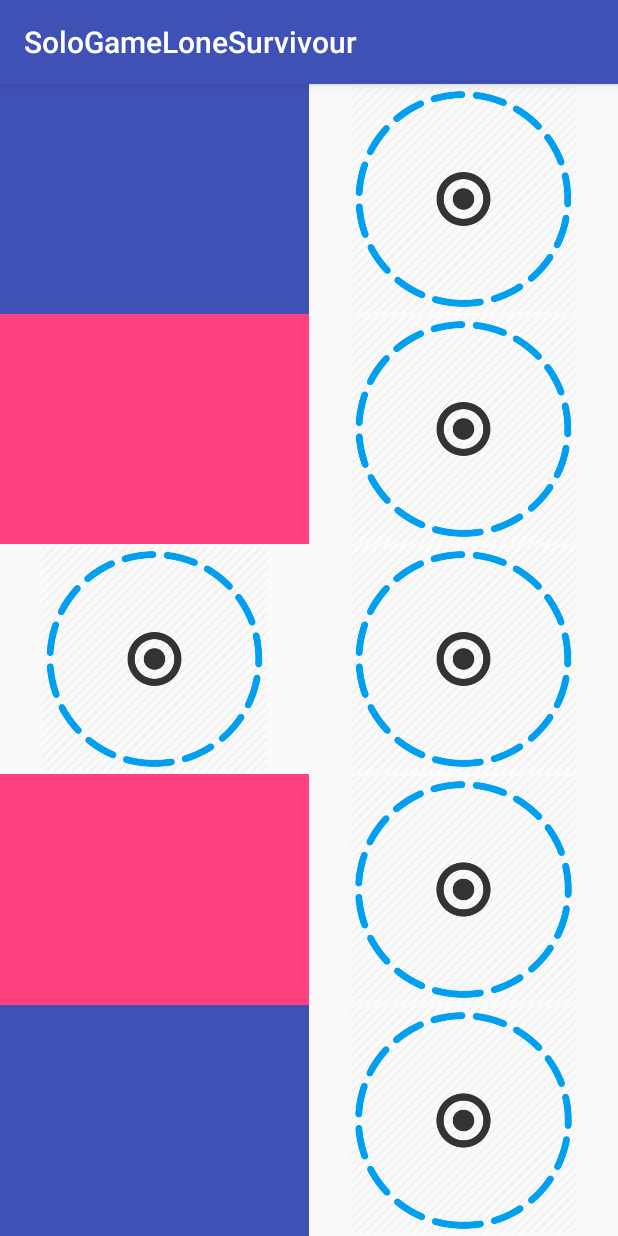
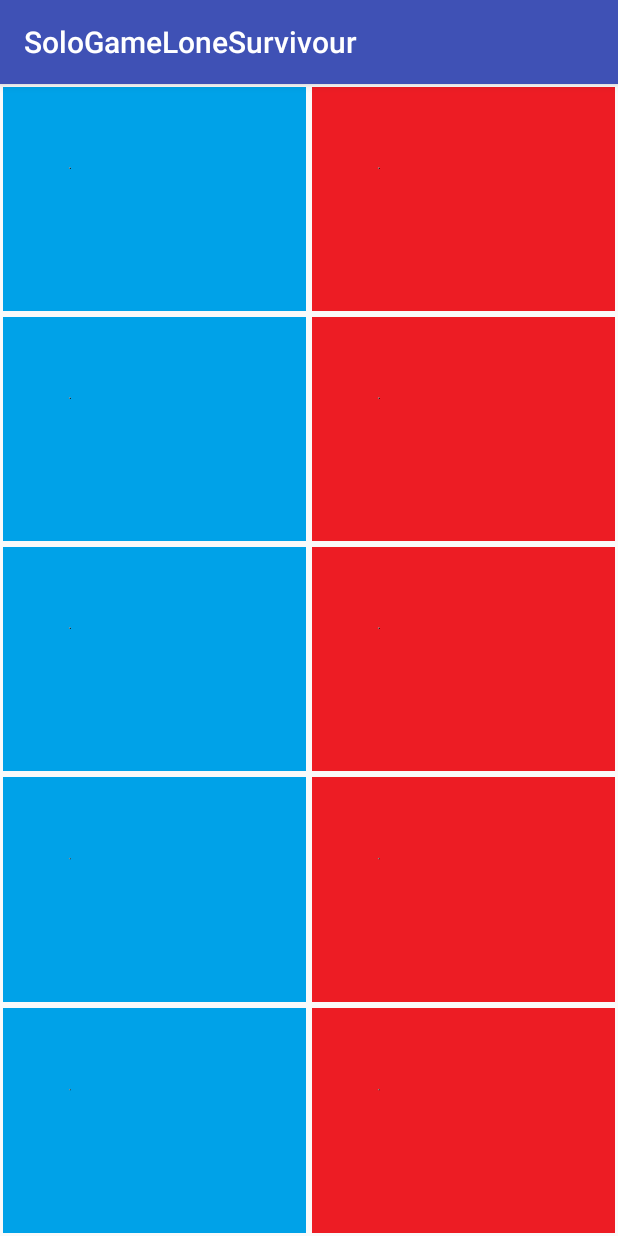
Before and after one commit to IvoRRaykov/IT-Talents_Project1, an Android app: the MapActivity screen opened directly, with no data from a screen before it, on a phone screen of 412 x 824 dp. Run offline under Robolectric (Android 15) with nearby library versions, the phone set to English and light mode, and no system bars.

```diff
--- a/app/build.gradle
+++ b/app/build.gradle
@@ -24,4 +24,5 @@ dependencies {
     testCompile 'junit:junit:4.12'
     compile 'com.android.support:appcompat-v7:23.2.0'
     compile files('libs/SQLiteStudioRemote.jar')
+    compile 'com.google.android.gms:play-services-appindexing:8.1.0'
 }
--- a/app/src/main/AndroidManifest.xml
+++ b/app/src/main/AndroidManifest.xml
@@ -24,6 +24,11 @@
             android:screenOrientation="portrait" />
         <activity android:name=".front.ChooseQuestionActivity" />
         <activity android:name=".front.AnswerQuestionActivity"></activity>
+        <!-- ATTENTION: This was auto-generated to add Google Play services to your project for
+             App Indexing.  See https://g.co/AppIndexing/AndroidStudio for more information. -->
+        <meta-data
+            android:name="com.google.android.gms.version"
+            android:value="@integer/google_play_services_version" />
     </application>
 
 </manifest>
--- a/app/src/main/java/com/example/preshlen/sologamelonesurvivour/model/managers/UserManager.java
+++ b/app/src/main/java/com/example/preshlen/sologamelonesurvivour/model/managers/UserManager.java
@@ -49,7 +49,7 @@ public class UserManager {
     }
 
     //pri ataka
-    public static Question removieQuestionFromDeck(String s) {
+    public static Question removeQuestionFromDeck(String s) {
         Question q = null;
         for (Map.Entry<Integer, Question> entry : player.getAllQuestions().entrySet()) {
             if (entry.getValue().getText().equals(s)) {
@@ -62,7 +62,7 @@ public class UserManager {
 
 
     public static int getDeckFreeSpaceLeft() {
-        return DECK_SIZE - player.getDeck().size();
+        return DECK_SIZE - (player.getDeck().size()+1);
     }
 
     public boolean existUsername(String username) {
--- a/app/src/main/res/layout/activity_home.xml
+++ b/app/src/main/res/layout/activity_home.xml
@@ -24,6 +24,7 @@
         android:id="@+id/build_deck_button"
         android:layout_width="wrap_content"
         android:layout_height="wrap_content"
+        android:layout_marginTop="80dp"
         android:layout_below="@+id/start_button"
         android:layout_centerHorizontal="true"
         android:text="BUILD DECK" />
--- a/app/src/main/res/layout/activity_map.xml
+++ b/app/src/main/res/layout/activity_map.xml
@@ -18,28 +18,35 @@
             android:layout_height="0dp"
             android:layout_weight="1"
             android:adjustViewBounds="true"
-            android:background="@color/colorPrimary" />
+            android:background="@drawable/blue"
+            android:layout_margin="2dp"/>
 
         <ImageView
+            android:id="@+id/zone_two"
             android:layout_width="match_parent"
             android:layout_height="0dp"
             android:layout_weight="1"
             android:adjustViewBounds="true"
-            android:background="@color/colorAccent" />
+            android:background="@drawable/blue"
+            android:layout_margin="2dp" />
 
         <ImageView
+            android:id="@+id/zone_three"
             android:layout_width="match_parent"
             android:layout_height="0dp"
             android:layout_weight="1"
             android:adjustViewBounds="true"
-            android:src="@drawable/test_zone" />
+            android:background="@drawable/blue"
+            android:layout_margin="2dp" />
 
         <ImageView
+            android:id="@+id/zone_four"
             android:layout_width="match_parent"
             android:layout_height="0dp"
             android:layout_weight="1"
             android:adjustViewBounds="true"
-            android:background="@color/colorAccent" />
+            android:background="@drawable/blue"
+            android:layout_margin="2dp" />
 
         <ImageView
             android:id="@+id/zone_five"
@@ -47,7 +54,8 @@
             android:layout_height="0dp"
             android:layout_weight="1"
             android:adjustViewBounds="true"
-            android:background="@color/colorPrimary" />
+            android:background="@drawable/blue"
+            android:layout_margin="2dp" />
 
     </LinearLayout>
 
@@ -58,39 +66,49 @@
         android:orientation="vertical">
 
         <ImageView
+            android:id="@+id/zone_one_other"
             android:layout_width="match_parent"
             android:layout_height="0dp"
             android:layout_weight="1"
             android:adjustViewBounds="true"
-            android:src="@drawable/test_zone" />
+            android:background="@drawable/red"
+            android:layout_margin="2dp" />
 
         <ImageView
+            android:id="@+id/zone_two_other"
             android:layout_width="match_parent"
             android:layout_height="0dp"
             android:layout_weight="1"
             android:adjustViewBounds="true"
-            android:src="@drawable/test_zone" />
+            android:background="@drawable/red"
+            android:layout_margin="2dp" />
 
         <ImageView
+            android:id="@+id/zone_three_other"
             android:layout_width="match_parent"
             android:layout_height="0dp"
             android:layout_weight="1"
             android:adjustViewBounds="true"
-            android:src="@drawable/test_zone" />
+            android:background="@drawable/red"
+            android:layout_margin="2dp" />
 
         <ImageView
+            android:id="@+id/zone_four_other"
             android:layout_width="match_parent"
             android:layout_height="0dp"
             android:layout_weight="1"
             android:adjustViewBounds="true"
-            android:src="@drawable/test_zone" />
+            android:background="@drawable/red"
+            android:layout_margin="2dp" />
 
         <ImageView
+            android:id="@+id/zone_five_other"
             android:layout_width="match_parent"
             android:layout_height="0dp"
             android:layout_weight="1"
             android:adjustViewBounds="true"
-            android:src="@drawable/test_zone" />
+            android:background="@drawable/red"
+            android:layout_margin="2dp" />
     </LinearLayout>
 
 </LinearLayout>
```
Also changed, not shown: app/src/main/java/com/example/preshlen/sologamelonesurvivour/fragments/BuildDeckFragment.java (+6 -1 lines), app/src/main/java/com/example/preshlen/sologamelonesurvivour/front/AnswerQuestionActivity.java (+36 -2 lines), app/src/main/java/com/example/preshlen/sologamelonesurvivour/front/ChooseQuestionActivity.java (+14 -0 lines), app/src/main/java/com/example/preshlen/sologamelonesurvivour/front/HomeActivity.java (+5 -2 lines), app/src/main/java/com/example/preshlen/sologamelonesurvivour/front/MapActivity.java (+7 -3 lines), app/src/main/java/com/example/preshlen/sologamelonesurvivour/model/classes/Zone.java (+1 -6 lines), app/src/main/java/com/example/preshlen/sologamelonesurvivour/model/managers/ZoneManager.java (+17 -15 lines), app/src/main/res/drawable/layout_bg.xml (added, +7 -0 lines), app/src/main/res/layout/build_deck_list_fragment_layout.xml (+10 -1 lines), app/src/main/res/drawable/blue.png (added), app/src/main/res/drawable/red.png (added), app/src/main/res/drawable/test_zone.png (deleted).
